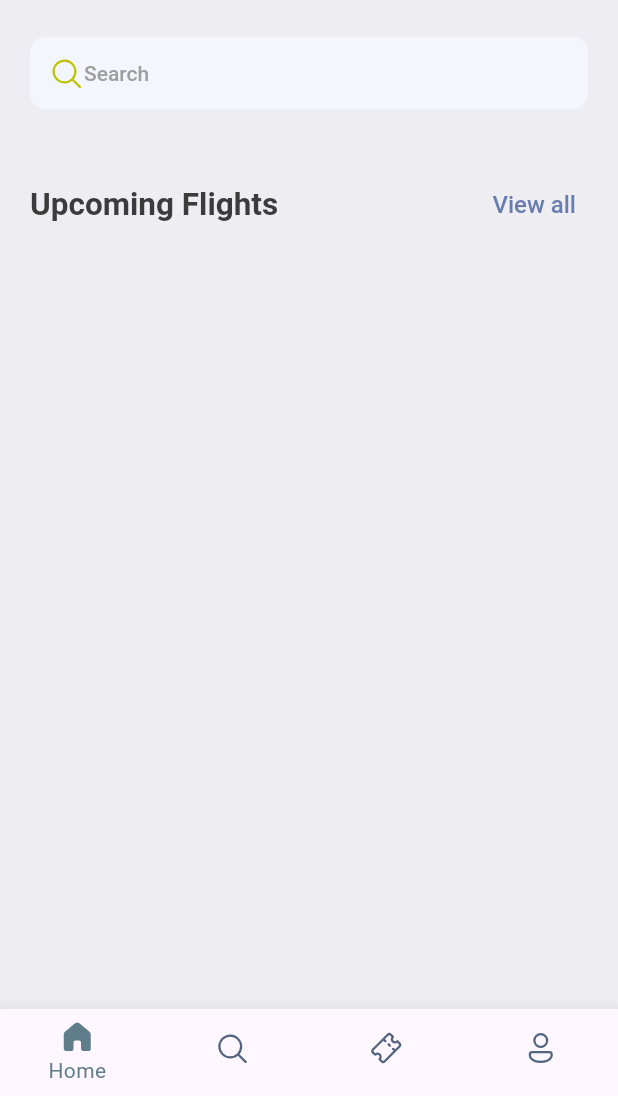
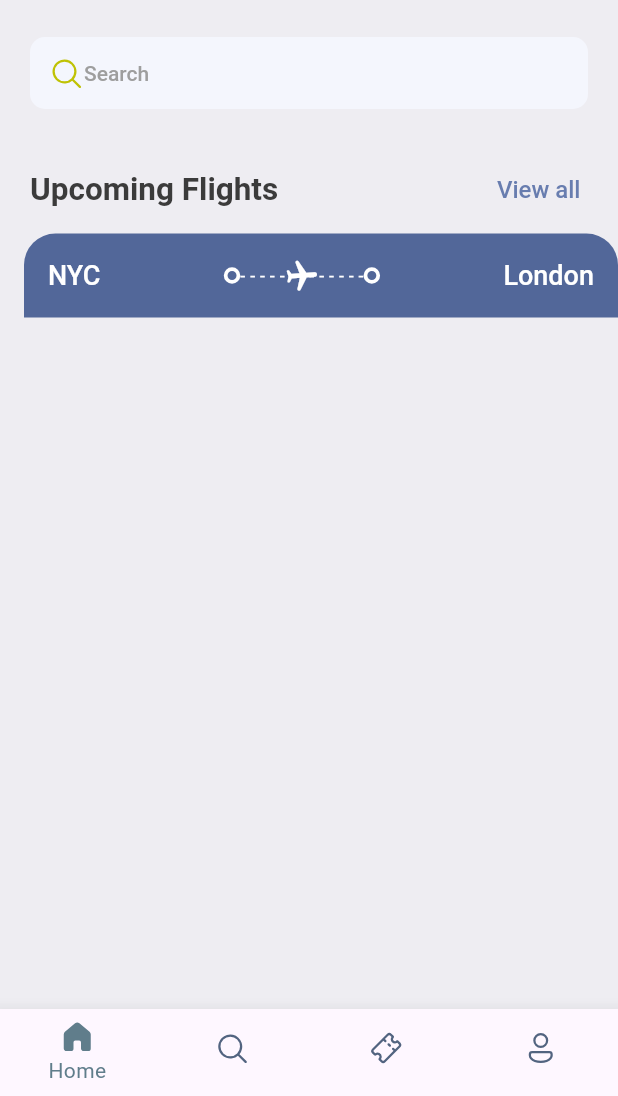
Before and after one commit to fjr619/BookTickets, a Flutter app: the screen it shows after launch, on a phone screen of 412 x 824 dp, the part 140-1236 px from its top. Run offline on Flutter 3.47's test engine with Material 2 defaults, Android fonts, the phone set to English and light mode, and no system bars; our stand-ins replace fluentui_system_icons, gap.

Commit message:
homes screen: ticket view part 1

```diff
--- a/lib/screens/home/home_screen.dart
+++ b/lib/screens/home/home_screen.dart
@@ -1,5 +1,6 @@
 import 'dart:async';
 
+import 'package:booktickets/screens/home/ticket_view.dart';
 import 'package:booktickets/util/app_style.dart';
 import 'package:fluentui_system_icons/fluentui_system_icons.dart';
 import 'package:flutter/material.dart';
@@ -68,7 +69,7 @@ class HomeScreen extends StatelessWidget {
                     ],
                   ),
                 ),
-                const Gap(40),
+                const Gap(30),
                 Row(
                   mainAxisAlignment: MainAxisAlignment.spaceBetween,
                   children: [
@@ -78,13 +79,20 @@ class HomeScreen extends StatelessWidget {
                     ),
                     TextButton(
                       style: ButtonStyle(
-                        overlayColor:
-                            MaterialStateProperty.all<Color>(Colors.white54),
-                      ),
+                          // overlayColor: MaterialStateProperty.all<Color>(
+                          //     Colors.grey.shade100),
+                          padding: MaterialStateProperty.all<EdgeInsets>(
+                              const EdgeInsets.all(5)),
+                          overlayColor: MaterialStateProperty.all<Color>(
+                              Colors.grey.shade300.withAlpha(115)),
+                          shape:
+                              MaterialStateProperty.all<RoundedRectangleBorder>(
+                                  RoundedRectangleBorder(
+                                      borderRadius:
+                                          BorderRadius.circular(20)))),
                       onPressed: () {
                         print("onclick view all");
                       },
-                      isSemanticButton: true,
                       child: Text("View all",
                           style: Styles.textStyle
                               .copyWith(color: Styles.primaryColor)),
@@ -93,7 +101,9 @@ class HomeScreen extends StatelessWidget {
                 )
               ],
             ),
-          )
+          ),
+          const Gap(5),
+          TicketView(),
         ],
       ),
     );
--- /dev/null
+++ b/lib/screens/home/ticket_view.dart
@@ -0,0 +1,92 @@
+import 'package:booktickets/screens/widget/thick_container.dart';
+import 'package:booktickets/util/app_layout.dart';
+import 'package:booktickets/util/app_style.dart';
+import 'package:flutter/material.dart';
+
+class TicketView extends StatelessWidget {
+  const TicketView({super.key});
+
+  @override
+  Widget build(BuildContext context) {
+    final size = AppLayout.getSize(context);
+
+    return SizedBox(
+      width: size.width,
+      height: 200,
+      child: Container(
+        child: Column(
+          children: [
+            Container(
+              margin: const EdgeInsets.only(left: 16),
+              padding: const EdgeInsets.all(16),
+              decoration: const BoxDecoration(
+                  color: Color(0xFF526799),
+                  borderRadius: BorderRadius.only(
+                      topLeft: Radius.circular(21),
+                      topRight: Radius.circular(21))),
+              child: Column(
+                children: [
+                  Row(
+                    children: [
+                      Text(
+                        "NYC",
+                        style: Styles.headlineTextStyle3
+                            .copyWith(color: Colors.white),
+                      ),
+                      const Spacer(),
+                      thickContainer,
+                      Expanded(
+                          child: Stack(
+                        children: [
+                          SizedBox(
+                              height: 24,
+                              child: LayoutBuilder(
+                                builder: (context, constraints) {
+                                  return Flex(
+                                    direction: Axis.horizontal,
+                                    mainAxisAlignment:
+                                        MainAxisAlignment.spaceBetween,
+                                    mainAxisSize: MainAxisSize.max,
+                                    children: List.generate(
+                                        (constraints.constrainWidth() / 6)
+                                            .floor(),
+                                        (index) => Text(
+                                              "-",
+                                              style: Theme.of(context)
+                                                  .textTheme
+                                                  .bodySmall!
+                                                  .copyWith(
+                                                      color: Colors.white),
+                                            )),
+                                  );
+                                },
+                              )),
+                          Center(
+                            child: Transform.rotate(
+                              angle: 1.5,
+                              child: const Icon(
+                                Icons.local_airport_rounded,
+                                color: Colors.white,
+                              ),
+                            ),
+                          )
+                        ],
+                      )),
+                      thickContainer,
+                      const Spacer(),
+                      Text(
+                        "London",
+                        style: Styles.headlineTextStyle3
+                            .copyWith(color: Colors.white),
+                      )
+                    ],
+                  )
+                ],
+              ),
+            )
+          ],
+        ),
+      ),
+    );
+  }
+}
--- /dev/null
+++ b/lib/screens/widget/thick_container.dart
@@ -0,0 +1,8 @@
+import 'package:flutter/material.dart';
+
+var thickContainer = Container(
+  padding: const EdgeInsets.all(3),
+  decoration: BoxDecoration(
+      borderRadius: BorderRadius.circular(20),
+      border: Border.all(width: 2.5, color: Colors.white)),
+);
--- /dev/null
+++ b/lib/util/app_layout.dart
@@ -0,0 +1,7 @@
+import 'package:flutter/material.dart';
+
+class AppLayout {
+  static Size getSize(BuildContext context) {
+    return MediaQuery.of(context).size;
+  }
+}
```
